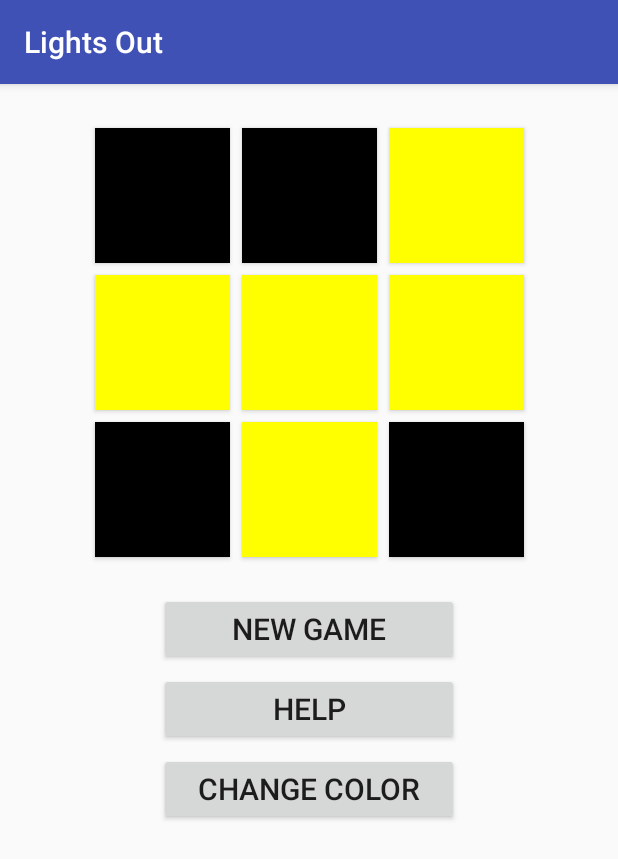
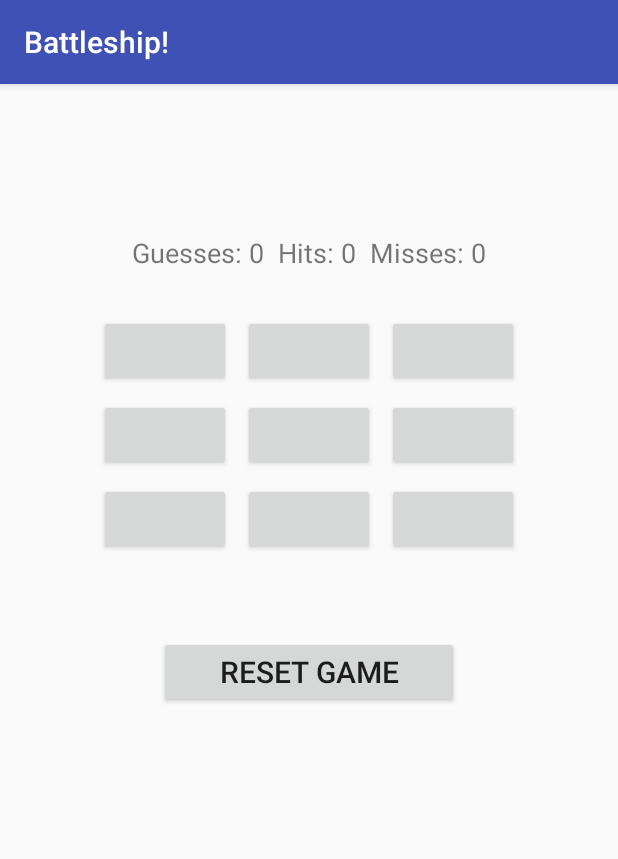
Before and after one commit to okquentin/ECCS_2431, an Android app: the screen it shows after launch (MainActivity), on a phone screen of 412 x 824 dp. Shown: the top 859 px of the screen. Run offline under Robolectric (Android 15) with nearby library versions, the phone set to English and light mode, and no system bars.

Commit message:
Battleship game implemented
Very rudimentary

```diff
--- /dev/null
+++ b/p3_app/app/src/main/java/com/zybooks/lightsout/BattleShip.kt
@@ -0,0 +1,62 @@
+package com.zybooks.lightsout
+
+import kotlin.random.Random
+
+const val GRID_SIZE = 3
+
+class BattleshipGame {
+
+    val grid = Array(GRID_SIZE) { Array(GRID_SIZE) { Cell() } }
+    private var shipsSunk = 0
+    var guesses = 0
+    var hits = 0
+    var misses = 0
+
+    data class Cell(var hasShip: Boolean = false, var isHit: Boolean = false)
+
+    fun newGame() {
+        // Reset the grid
+        for (row in 0 until GRID_SIZE) {
+            for (col in 0 until GRID_SIZE) {
+                grid[row][col] = Cell()
+            }
+        }
+
+        // Place two ships randomly
+        var shipsPlaced = 0
+        while (shipsPlaced < 2) {
+            val row = Random.nextInt(GRID_SIZE)
+            val col = Random.nextInt(GRID_SIZE)
+            if (!grid[row][col].hasShip) {
+                grid[row][col].hasShip = true
+                shipsPlaced++
+            }
+        }
+
+        // Reset stats
+        guesses = 0
+        hits = 0
+        misses = 0
+        shipsSunk = 0
+    }
+
+    fun makeGuess(row: Int, col: Int): Boolean {
+        val cell = grid[row][col]
+        guesses++
+        if (cell.isHit) return false // Already hit this cell
+
+        cell.isHit = true
+        if (cell.hasShip) {
+            hits++
+            if (hits == 2) {
+                return true // Both ships are sunk
+            }
+        } else {
+            misses++
+        }
+        return false
+    }
+
+    val gameStatus: String
+        get() = if (hits == 2) "You Win!" else "Keep Guessing"
+}
--- a/p3_app/app/src/main/java/com/zybooks/lightsout/MainActivity.kt
+++ b/p3_app/app/src/main/java/com/zybooks/lightsout/MainActivity.kt
@@ -4,7 +4,9 @@ import android.app.Activity
 import android.content.Intent
 import android.os.Bundle
 import android.view.View
+import android.widget.Button
 import android.widget.GridLayout
+import android.widget.TextView
 import android.widget.Toast
 import androidx.activity.result.contract.ActivityResultContracts
 import androidx.appcompat.app.AppCompatActivity
@@ -16,103 +18,62 @@ private var lightOnColorId = 0
 
 class MainActivity : AppCompatActivity() {
 
-    private lateinit var game: LightsOutGame
+    private lateinit var game: BattleshipGame
     private lateinit var lightGridLayout: GridLayout
-    private var lightOnColor = 0
-    private var lightOffColor = 0
+    private lateinit var statsText: TextView
 
     override fun onCreate(savedInstanceState: Bundle?) {
         super.onCreate(savedInstanceState)
         setContentView(R.layout.activity_main)
 
-        lightOnColorId = R.color.yellow
         lightGridLayout = findViewById(R.id.light_grid)
+        statsText = findViewById(R.id.stats_text)
 
-        // Add the same click handler to all grid buttons
-        for (gridButton in lightGridLayout.children) {
-            gridButton.setOnClickListener(this::onLightButtonClick)
+        game = BattleshipGame()
+        game.newGame()
+
+        // Set up grid buttons
+        for (i in 0 until GRID_SIZE * GRID_SIZE) {
+            val button = Button(this)
+            button.setOnClickListener { onGridButtonClick(i) }
+            lightGridLayout.addView(button)
         }
 
-        lightOnColor = ContextCompat.getColor(this, R.color.yellow)
-        lightOffColor = ContextCompat.getColor(this, R.color.black)
+        updateStats()
+    }
 
-        game = LightsOutGame()
-        if (savedInstanceState == null) {
-            startGame()
-        } else {
-            game.state = savedInstanceState.getString(GAME_STATE)!!
-            setButtonColors()
+    private fun onGridButtonClick(index: Int) {
+        val row = index / GRID_SIZE
+        val col = index % GRID_SIZE
+        val gameOver = game.makeGuess(row, col)
+
+        // Update UI
+        val button = lightGridLayout.getChildAt(index) as Button
+        if (game.grid[row][col].isHit) {
+            if (game.grid[row][col].hasShip) {
+                button.text = "Hit"
+            } else {
+                button.text = "Miss"
+            }
+        }
+
+        updateStats()
+
+        // Check if the game is over
+        if (gameOver) {
+            Toast.makeText(this, "You Win!", Toast.LENGTH_SHORT).show()
         }
     }
 
-    override fun onSaveInstanceState(outState: Bundle) {
-        super.onSaveInstanceState(outState)
-        outState.putString(GAME_STATE, game.state)
+    private fun updateStats() {
+        statsText.text = "Guesses: ${game.guesses}  Hits: ${game.hits}  Misses: ${game.misses}"
     }
 
-
-    private fun startGame() {
+    fun onResetGameClick(view: View) {
         game.newGame()
-        setButtonColors()
-    }
-
-    private fun onLightButtonClick(view: View) {
-
-        // Find the button's row and col
-        val buttonIndex = lightGridLayout.indexOfChild(view)
-        val row = buttonIndex / GRID_SIZE
-        val col = buttonIndex % GRID_SIZE
-
-        game.selectLight(row, col)
-        setButtonColors()
-
-        // Congratulate the user if the game is over
-        if (game.isGameOver) {
-            Toast.makeText(this, R.string.congrats, Toast.LENGTH_SHORT).show()
+        lightGridLayout.children.forEach {
+            (it as Button).text = ""
         }
-    }
-
-    private fun setButtonColors() {
-
-        // Set all buttons' background color
-        for (buttonIndex in 0 until lightGridLayout.childCount) {
-            val gridButton = lightGridLayout.getChildAt(buttonIndex)
-
-            // Find the button's row and col
-            val row = buttonIndex / GRID_SIZE
-            val col = buttonIndex % GRID_SIZE
-
-            if (game.isLightOn(row, col)) {
-                gridButton.setBackgroundColor(lightOnColor)
-            } else {
-                gridButton.setBackgroundColor(lightOffColor)
-            }
-        }
-    }
-
-    fun onNewGameClick(view: View) {
-        startGame()
-    }
-
-    fun onHelpClick(view: View) {
-        val intent = Intent(this, HelpActivity::class.java)
-        startActivity(intent)
-    }
-
-    fun onChangeColorClick(view: View) {
-        // Send the current color ID to ColorActivity
-        val intent = Intent(this, ColorActivity::class.java)
-        intent.putExtra(EXTRA_COLOR, lightOnColorId)
-        colorResultLauncher.launch(intent)
-    }
-
-    private val colorResultLauncher = registerForActivityResult(
-        ActivityResultContracts.StartActivityForResult()) { result ->
-        if (result.resultCode == Activity.RESULT_OK) {
-            // Create the "on" button color based on the chosen color ID from ColorActivity
-            lightOnColorId = result.data!!.getIntExtra(EXTRA_COLOR, R.color.yellow)
-            lightOnColor = ContextCompat.getColor(this, lightOnColorId)
-            setButtonColors()
-        }
+        updateStats()
     }
 }
--- a/p3_app/app/src/main/res/layout/activity_main.xml
+++ b/p3_app/app/src/main/res/layout/activity_main.xml
@@ -7,6 +7,19 @@
     android:layout_height="match_parent"
     tools:context="com.zybooks.lightsout.MainActivity">
 
+    <!-- Game Stats -->
+    <TextView
+        android:id="@+id/stats_text"
+        android:layout_width="wrap_content"
+        android:layout_height="wrap_content"
+        android:text="Guesses: 0  Hits: 0  Misses: 0"
+        android:textSize="18sp"
+        android:layout_marginTop="100dp"
+        app:layout_constraintTop_toTopOf="parent"
+        app:layout_constraintLeft_toLeftOf="parent"
+        app:layout_constraintRight_toRightOf="parent" />
+
+    <!-- Battleship Grid -->
     <GridLayout
         android:id="@+id/light_grid"
         android:layout_width="wrap_content"
@@ -15,47 +28,21 @@
         android:columnCount="3"
         android:rowCount="3"
         android:layout_margin="25dp"
+        app:layout_constraintTop_toBottomOf="@id/stats_text"
         app:layout_constraintLeft_toLeftOf="parent"
-        app:layout_constraintRight_toRightOf="parent"
-        app:layout_constraintTop_toTopOf="parent" >
+        app:layout_constraintRight_toRightOf="parent" >
 
-        <Button style="@style/LightButton" />
-        <Button style="@style/LightButton" />
-        <Button style="@style/LightButton" />
-        <Button style="@style/LightButton" />
-        <Button style="@style/LightButton" />
-        <Button style="@style/LightButton" />
-        <Button style="@style/LightButton" />
-        <Button style="@style/LightButton" />
-        <Button style="@style/LightButton" />
+        <!-- Grid buttons will be added programmatically -->
     </GridLayout>
 
+    <!-- Reset Button -->
     <Button
-        android:id="@+id/new_game_button"
+        android:id="@+id/reset_button"
         style="@style/GameOptionButton"
-        android:layout_marginTop="20dp"
-        android:text="@string/new_game"
-        android:onClick="onNewGameClick"
+        android:layout_marginTop="50dp"
+        android:text="Reset Game"
+        android:onClick="onResetGameClick"
+        app:layout_constraintTop_toBottomOf="@id/light_grid"
         app:layout_constraintLeft_toLeftOf="parent"
-        app:layout_constraintRight_toRightOf="parent"
-        app:layout_constraintTop_toBottomOf="@id/light_grid" />
-
-    <Button
-        android:id="@+id/help_button"
-        style="@style/GameOptionButton"
-        android:text="@string/help_button"
-        android:onClick="onHelpClick"
-        app:layout_constraintLeft_toLeftOf="@id/new_game_button"
-        app:layout_constraintRight_toRightOf="@id/new_game_button"
-        app:layout_constraintTop_toBottomOf="@id/new_game_button" />
-
-    <Button
-        android:id="@+id/change_color_button"
-        style="@style/GameOptionButton"
-        android:text="@string/color_button"
-        android:onClick="onChangeColorClick"
-        app:layout_constraintLeft_toLeftOf="@id/new_game_button"
-        app:layout_constraintRight_toRightOf="@id/new_game_button"
-        app:layout_constraintTop_toBottomOf="@id/help_button" />
-
+        app:layout_constraintRight_toRightOf="parent" />
 </androidx.constraintlayout.widget.ConstraintLayout>
--- a/p3_app/app/src/main/res/values/strings.xml
+++ b/p3_app/app/src/main/res/values/strings.xml
@@ -1,6 +1,6 @@
 <?xml version="1.0" encoding="utf-8"?>
 <resources>
-    <string name="app_name">Lights Out</string>
+    <string name="app_name">Battleship!</string>
     <string name="new_game">New Game</string>
     <string name="congrats">Congratulations!</string>
 
```
Also changed, not shown: p3_app/app/src/main/java/com/zybooks/lightsout/LightsOut.kt (deleted, +0 -74 lines).
